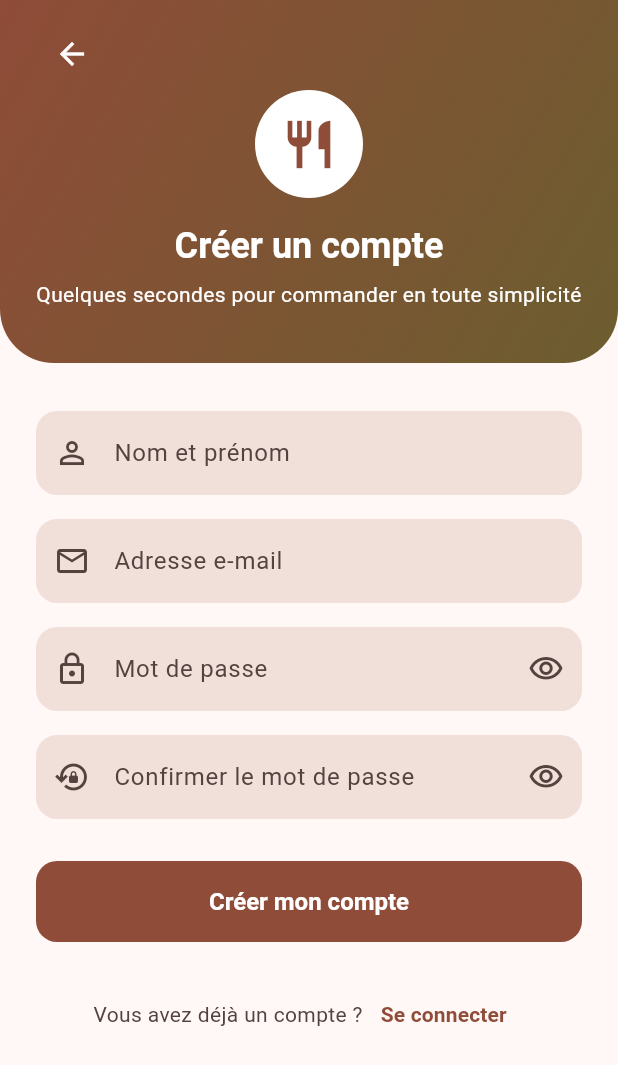
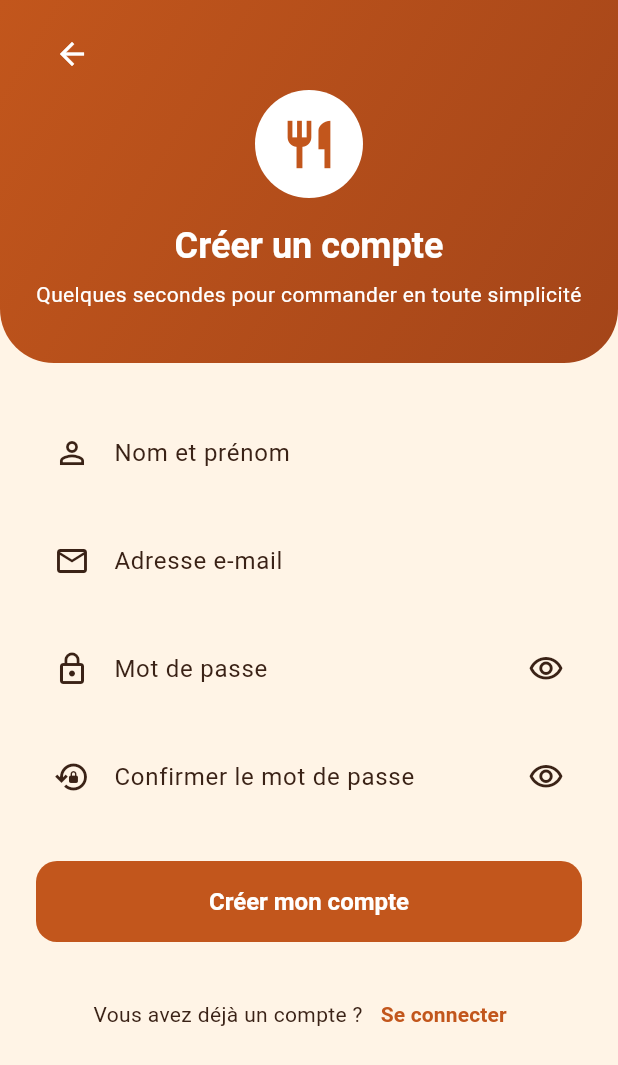
Before and after one commit to MinyarSouli/Delicia_Restaurant_Responsable, a Flutter app: the RegisterPage screen opened directly, on a phone screen of 412 x 824 dp. Shown: the top 1065 px of the screen. Run offline on Flutter 3.47's test engine with Material 3 defaults, Android fonts, the phone set to English and light mode, and no system bars; accounts and stored records are empty; network calls fail.

Commit message:
phase 1:theme et design

```diff
--- a/lib/main.dart
+++ b/lib/main.dart
@@ -1,6 +1,7 @@
 import 'package:flutter/material.dart';
 
 import 'screens/carte_page.dart';
+import 'theme/app_theme.dart';
 
 void main() => runApp(const MyApp());
 
@@ -11,7 +12,8 @@ class MyApp extends StatelessWidget {
   Widget build(BuildContext context) {
     return MaterialApp(
       debugShowCheckedModeBanner: false,
-      theme: ThemeData(useMaterial3: true, colorSchemeSeed: Colors.deepOrange),
+      title: 'Délicia', // titre de l'application
+      theme: AppTheme.light, // thème personnalisé
       home: const CartePage(),
     );
   }
--- /dev/null
+++ b/lib/theme/app_colors.dart
@@ -0,0 +1,22 @@
+// lib/theme/app_colors.dart
+// Palette de couleurs de l'application Délicia
+import 'package:flutter/material.dart';
+
+class AppColors {
+  // Couleurs principales
+  static const Color orangePrimary = Color(0xFFC2561C); // orange principal
+  static const Color orangeDark = Color(0xFFA44519); // orange foncé
+
+  // Dégradé de fond pêche
+  static const Color peachTop = Color(0xFFFDE8D0);
+  static const Color peachBottom = Color(0xFFF9C79A);
+
+  // Couleurs des cartes et du texte
+  static const Color cardCream = Color(0xFFFFF4E6);
+  static const Color textBrown = Color(0xFF3A2216);
+  static const Color textSecondary = Color(0xFF8A6A55);
+
+  // Couleurs d'état
+  static const Color error = Color(0xFFBA1A1A);
+  static const Color success = Color(0xFF4C8C4A);
+}
--- /dev/null
+++ b/lib/theme/app_theme.dart
@@ -0,0 +1,94 @@
+// lib/theme/app_theme.dart
+// Thème personnalisé pour l'application Délicia
+import 'package:flutter/material.dart';
+
+import 'app_colors.dart';
+
+class AppTheme {
+  // Thème clair utilisant Material 3
+  static final ThemeData light = ThemeData(
+    useMaterial3: true,
+    // Construction du ColorScheme à partir de la palette définie dans AppColors
+    colorScheme: const ColorScheme(
+      brightness: Brightness.light,
+      primary: AppColors.orangePrimary,
+      onPrimary: Colors.white,
+      secondary: AppColors.orangeDark,
+      onSecondary: Colors.white,
+      background: AppColors.peachTop,
+      onBackground: AppColors.textBrown,
+      surface: AppColors.cardCream,
+      onSurface: AppColors.textBrown,
+      error: AppColors.error,
+      onError: Colors.white,
+    ),
+    // Thèmes des composants
+    filledButtonTheme: FilledButtonThemeData(
+      style: ButtonStyle(
+        minimumSize: MaterialStateProperty.all(const Size.fromHeight(54)),
+        shape: MaterialStateProperty.all(
+          RoundedRectangleBorder(borderRadius: BorderRadius.circular(16)),
+        ),
+      ),
+    ),
+    outlinedButtonTheme: OutlinedButtonThemeData(
+      style: ButtonStyle(
+        shape: MaterialStateProperty.all(
+          RoundedRectangleBorder(borderRadius: BorderRadius.circular(16)),
+        ),
+      ),
+    ),
+    inputDecorationTheme: InputDecorationTheme(
+      fillColor: AppColors.cardCream,
+      filled: true,
+      border: OutlineInputBorder(borderRadius: BorderRadius.circular(16)),
+      enabledBorder: OutlineInputBorder(
+        borderRadius: BorderRadius.circular(16),
+        borderSide: const BorderSide(color: Colors.transparent),
+      ),
+      focusedBorder: OutlineInputBorder(
+        borderRadius: BorderRadius.circular(16),
+        borderSide: const BorderSide(color: AppColors.orangePrimary),
+      ),
+      errorBorder: OutlineInputBorder(
+        borderRadius: BorderRadius.circular(16),
+        borderSide: const BorderSide(color: AppColors.error),
+      ),
+    ),
+    cardTheme: CardThemeData(
+      shape: RoundedRectangleBorder(borderRadius: BorderRadius.circular(24)),
+      color: AppColors.cardCream,
+      elevation: 0,
+    ),
+    chipTheme: ChipThemeData(
+      backgroundColor: AppColors.cardCream,
+      shape: RoundedRectangleBorder(borderRadius: BorderRadius.circular(16)),
+      labelStyle: TextStyle(color: AppColors.textBrown),
+    ),
+    appBarTheme: const AppBarTheme(
+      backgroundColor: Colors.transparent,
+      elevation: 0,
+      centerTitle: true,
+      titleTextStyle: TextStyle(
+        color: AppColors.textBrown,
+        fontSize: 20,
+        fontWeight: FontWeight.bold,
+      ),
+      iconTheme: IconThemeData(color: AppColors.textBrown),
+    ),
+    snackBarTheme: const SnackBarThemeData(
+      behavior: SnackBarBehavior.floating,
+      shape: RoundedRectangleBorder(
+        borderRadius: BorderRadius.all(Radius.circular(24)),
+      ),
+    ),
+    dialogTheme: const DialogThemeData(
+      shape: RoundedRectangleBorder(
+        borderRadius: BorderRadius.all(Radius.circular(28)),
+      ),
+    ),
+    navigationBarTheme: const NavigationBarThemeData(
+      // aucune configuration spécifique, on garde le style Material 3 par défaut
+    ),
+  );
+}
--- /dev/null
+++ b/lib/widgets/app_background.dart
@@ -0,0 +1,32 @@
+// lib/widgets/app_background.dart
+// Widget affichant un dégradé vertical pêche derrière son enfant.
+
+import 'package:flutter/material.dart';
+import '../theme/app_colors.dart';
+
+class AppBackground extends StatelessWidget {
+  const AppBackground({
+    super.key,
+    required this.child,
+  });
+
+  /// Le widget enfant affiché au-dessus du dégradé.
+  final Widget child;
+
+  @override
+  Widget build(BuildContext context) {
+    return Container(
+      decoration: const BoxDecoration(
+        gradient: LinearGradient(
+          begin: Alignment.topCenter,
+          end: Alignment.bottomCenter,
+          colors: [
+            AppColors.peachTop,
+            AppColors.peachBottom,
+          ],
+        ),
+      ),
+      child: child,
+    );
+  }
+}
```
